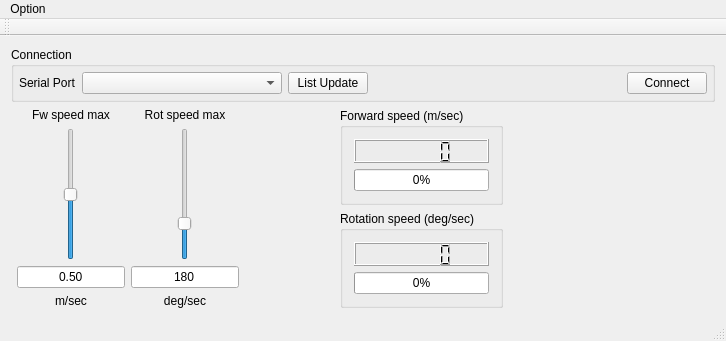
The window that qt_simple_unav_console/mainwindow.ui (officinerobotiche/simple_unav_console) describes before a commit, drawn with Qt 5.
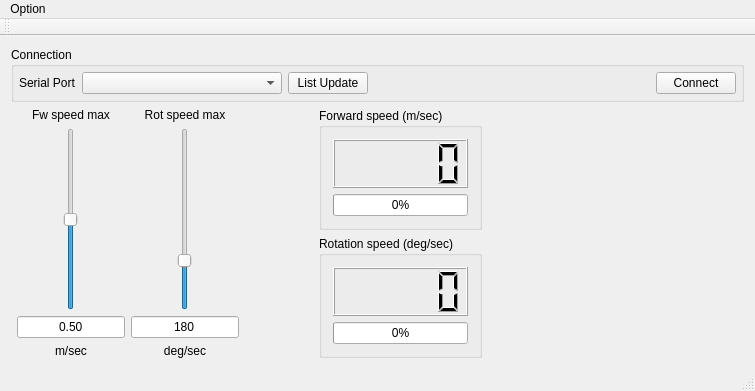
The same window after the commit. Custom widgets are drawn as their Qt base class.

```diff
--- a/qt_simple_unav_console/mainwindow.ui
+++ b/qt_simple_unav_console/mainwindow.ui
@@ -6,8 +6,8 @@
    <rect>
     <x>0</x>
     <y>0</y>
-    <width>726</width>
-    <height>341</height>
+    <width>755</width>
+    <height>377</height>
    </rect>
   </property>
   <property name="windowTitle">
@@ -19,14 +19,14 @@
      <widget class="QJoypad" name="widget" native="true">
       <property name="minimumSize">
        <size>
-        <width>200</width>
-        <height>200</height>
+        <width>250</width>
+        <height>250</height>
        </size>
       </property>
       <property name="maximumSize">
        <size>
-        <width>200</width>
-        <height>200</height>
+        <width>250</width>
+        <height>250</height>
        </size>
       </property>
      </widget>
@@ -70,16 +70,16 @@
         <item>
          <widget class="QSlider" name="verticalSlider_2">
           <property name="maximum">
-           <number>720</number>
+           <number>7200</number>
           </property>
           <property name="singleStep">
-           <number>10</number>
-          </property>
-          <property name="pageStep">
            <number>100</number>
           </property>
+          <property name="pageStep">
+           <number>1000</number>
+          </property>
           <property name="value">
-           <number>180</number>
+           <number>1800</number>
           </property>
           <property name="orientation">
            <enum>Qt::Vertical</enum>
@@ -383,6 +383,9 @@
          <property name="value">
           <number>0</number>
          </property>
+         <property name="alignment">
+          <set>Qt::AlignCenter</set>
+         </property>
         </widget>
        </item>
       </layout>
@@ -421,6 +424,9 @@
          <property name="value">
           <number>0</number>
          </property>
+         <property name="alignment">
+          <set>Qt::AlignCenter</set>
+         </property>
         </widget>
        </item>
       </layout>
@@ -449,8 +455,8 @@
     <rect>
      <x>0</x>
      <y>0</y>
-     <width>726</width>
-     <height>25</height>
+     <width>755</width>
+     <height>21</height>
     </rect>
    </property>
    <widget class="QMenu" name="menuOption">
```
Left out of the diff: 8 changed lines with no effect on the pictures.
